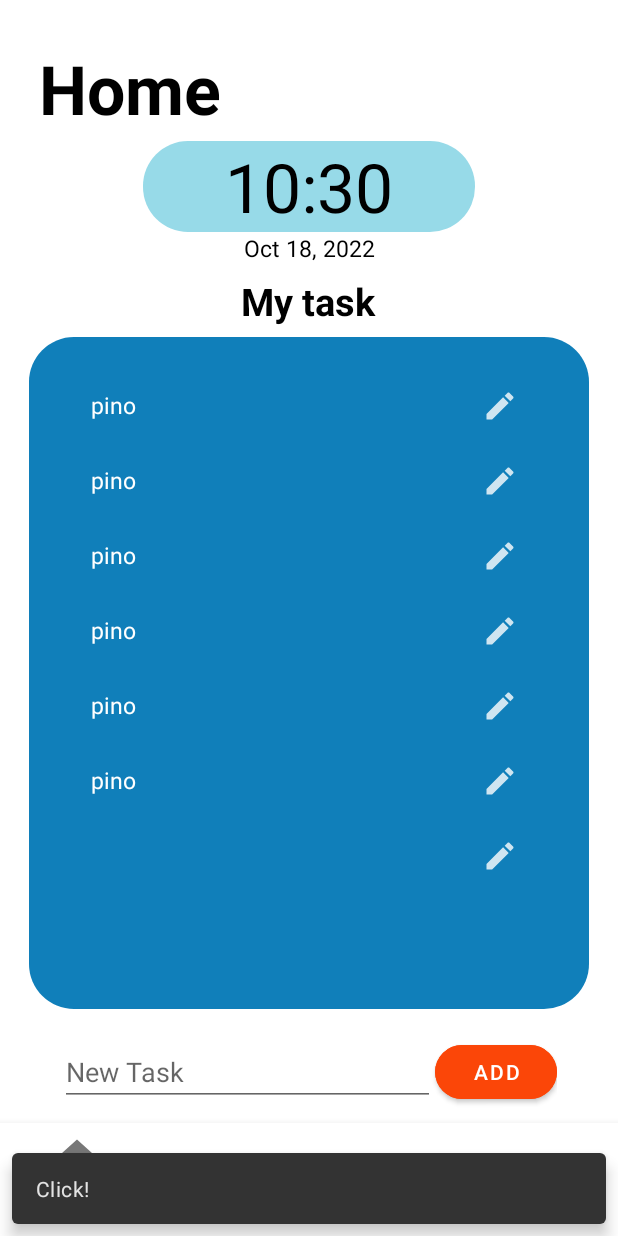
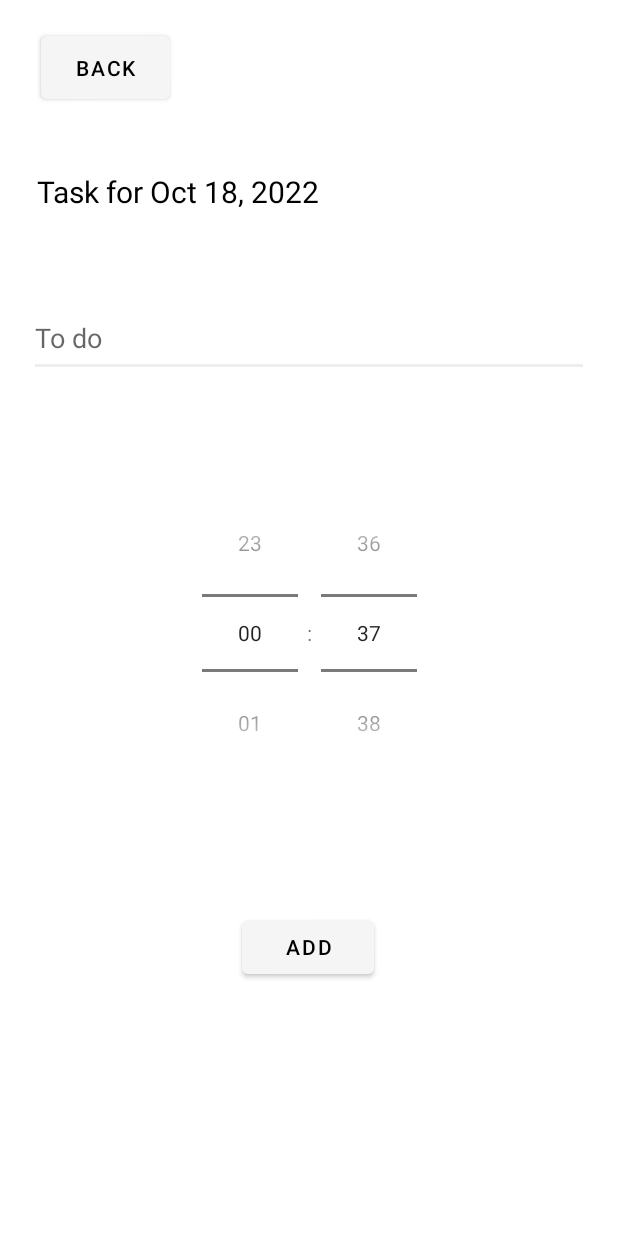
Before and after one commit to EndriSefaa/OrganizD, an Android app: the screen it shows after launch (MainActivity before the commit, AddActivity after it), after a tap on "ADD", on a phone screen of 412 x 824 dp. Run offline under Robolectric (Android 15) with nearby library versions, the phone set to English and light mode, and no system bars; our stand-ins replace Dagger/Hilt's generated code, Room's generated code; 1 other tap on this screen came first.

Commit message:
ViewModel + Add Task

```diff
--- /dev/null
+++ b/app/src/main/java/com/example/organizd/AddActivity.kt
@@ -0,0 +1,28 @@
+package com.example.organizd
+
+import androidx.appcompat.app.AppCompatActivity
+import android.os.Bundle
+import android.widget.Button
+import android.widget.TextView
+import android.widget.TimePicker
+import androidx.databinding.DataBindingUtil
+import com.example.organizd.databinding.ActivityAddBinding
+
+class AddActivity : AppCompatActivity() {
+    override fun onCreate(savedInstanceState: Bundle?) {
+        super.onCreate(savedInstanceState)
+        setContentView(R.layout.activity_add)
+
+        val button: Button = findViewById(R.id.button2)
+        val timePicker: TimePicker = findViewById(R.id.timePicker1)
+        timePicker.setIs24HourView(true)
+        val text : TextView = findViewById(R.id.textView5)
+        val app = intent.getStringExtra("EXTRA_DATE")
+        text.setText("Task for " + app)
+
+        button.setOnClickListener {
+            finish()
+        }
+
+    }
+}
--- a/app/src/main/java/com/example/organizd/HomeFragment.kt
+++ b/app/src/main/java/com/example/organizd/HomeFragment.kt
@@ -1,14 +1,10 @@
 package com.example.organizd
 
+import android.content.Intent
 import android.os.Bundle
-import android.provider.ContactsContract
-import android.util.Log
 import android.view.LayoutInflater
 import android.view.View
 import android.view.ViewGroup
-import android.widget.LinearLayout
-import android.widget.ProgressBar
-import android.widget.TextView
 import android.widget.Toast
 import androidx.fragment.app.Fragment
 import androidx.recyclerview.widget.ItemTouchHelper
@@ -17,15 +13,7 @@ import androidx.recyclerview.widget.RecyclerView
 import com.example.organizd.Adapters.TasksListAdapter
 import com.example.organizd.databinding.FragmentHomeBinding
 import com.example.organizd.db.Task
-import com.google.android.exoplayer2.ExoPlayer
-import com.google.android.exoplayer2.MediaItem
-import com.google.android.exoplayer2.MediaMetadata
-import com.google.android.exoplayer2.Player
-import com.google.android.material.snackbar.Snackbar
-import java.text.DateFormat
-import java.text.SimpleDateFormat
 import java.time.LocalDate
-import java.time.LocalDateTime
 import java.time.format.DateTimeFormatter
 import java.time.format.FormatStyle
 
@@ -56,6 +44,32 @@ class HomeFragment : Fragment(R.layout.fragment_home) {
         val adapter = TasksListAdapter(tasksList)
         binding.recyclerView.adapter = adapter
         binding.recyclerView.layoutManager = LinearLayoutManager(requireContext())
+
+        binding.floatingActionButton.setOnClickListener {
+
+            val intent = Intent(requireContext(), AddActivity::class.java)
+            val currentDate = LocalDate.now()
+
+            val formatter = DateTimeFormatter.ofLocalizedDate(FormatStyle.MEDIUM)
+            val formattedDate = currentDate.format(formatter).toString()
+            intent.putExtra("EXTRA_DATE", formattedDate)
+
+            startActivity(intent)
+
+
+/*
+            val name = binding.etTask.text.toString()
+            val todo = Task(2, "", name, "")
+            println("tass sei bellissimo")
+            tasksList.add(todo)
+            //adapter.notifyDataSetChanged() non efficiente
+            adapter.notifyItemInserted(tasksList.size - 1)
+
+ */
+
+
+        }
+
         return view
 
     }
@@ -76,14 +90,6 @@ class HomeFragment : Fragment(R.layout.fragment_home) {
         binding.recyclerView.adapter = adapter
         binding.recyclerView.layoutManager = LinearLayoutManager(requireContext())
 
-        binding.floatingActionButton.setOnClickListener {
-            val name = binding.etTask.text.toString()
-            val todo = Task(2, "", name, "")
-            println("tass sei bellissimo")
-            tasksList.add(todo)
-            //adapter.notifyDataSetChanged() non efficiente
-            adapter.notifyItemInserted(tasksList.size - 1)
-        }
 
 
 
--- a/app/src/main/java/com/example/organizd/MusicApplication.kt
+++ b/app/src/main/java/com/example/organizd/MusicApplication.kt
@@ -2,6 +2,6 @@ package com.example.organizd
 
 import android.app.Application
 import dagger.hilt.android.HiltAndroidApp
+@HiltAndroidApp
 
-@HiltAndroidApp
 class MusicApplication : Application()
--- a/app/src/main/java/com/example/organizd/db/TaskDao.kt
+++ b/app/src/main/java/com/example/organizd/db/TaskDao.kt
@@ -8,7 +8,7 @@ import java.util.*
 @Dao
 interface TaskDao {
 
-    @Insert(onConflict = OnConflictStrategy.REPLACE)
+    @Insert(onConflict = OnConflictStrategy.IGNORE)
     suspend fun addTask(task: Task)
 
     @Query("SELECT * FROM task_table WHERE date = :date  ORDER BY  id ASC")
--- /dev/null
+++ b/app/src/main/res/layout/activity_add.xml
@@ -0,0 +1,75 @@
+<?xml version="1.0" encoding="utf-8"?>
+<androidx.constraintlayout.widget.ConstraintLayout xmlns:android="http://schemas.android.com/apk/res/android"
+    xmlns:app="http://schemas.android.com/apk/res-auto"
+    xmlns:tools="http://schemas.android.com/tools"
+    android:layout_width="match_parent"
+    android:layout_height="match_parent"
+    tools:context=".AddActivity">
+
+    <Button
+        android:id="@+id/button2"
+        android:layout_width="86dp"
+        android:layout_height="54dp"
+        android:text="Back"
+        android:textColor="@color/black"
+        app:layout_constraintBottom_toBottomOf="parent"
+        app:layout_constraintEnd_toEndOf="parent"
+        app:layout_constraintHorizontal_bias="0.083"
+        app:layout_constraintStart_toStartOf="parent"
+        app:layout_constraintTop_toTopOf="parent"
+        app:layout_constraintVertical_bias="0.023" />
+
+    <EditText
+        android:id="@+id/editTextTextPersonName"
+        android:layout_width="373dp"
+        android:layout_height="51dp"
+        android:ems="10"
+        android:hint="To do"
+
+        android:inputType="textPersonName"
+        app:layout_constraintBottom_toBottomOf="parent"
+        app:layout_constraintEnd_toEndOf="parent"
+        app:layout_constraintStart_toStartOf="parent"
+        app:layout_constraintTop_toTopOf="parent"
+        app:layout_constraintVertical_bias="0.259" />
+
+    <TimePicker
+        android:id="@+id/timePicker1"
+        android:layout_width="wrap_content"
+        android:layout_height="wrap_content"
+        android:layout_centerHorizontal="true"
+        android:timePickerMode="spinner"
+        app:layout_constraintBottom_toBottomOf="parent"
+        app:layout_constraintEnd_toEndOf="parent"
+        app:layout_constraintHorizontal_bias="0.5"
+        app:layout_constraintStart_toStartOf="parent"
+        app:layout_constraintTop_toBottomOf="@+id/editTextTextPersonName"
+        app:layout_constraintVertical_bias="0.18" />
+
+    <Button
+        android:id="@+id/button3"
+        android:layout_width="wrap_content"
+        android:layout_height="wrap_content"
+        android:text="Add"
+        android:textColor="@color/black"
+        app:layout_constraintBottom_toBottomOf="parent"
+        app:layout_constraintEnd_toEndOf="parent"
+        app:layout_constraintHorizontal_bias="0.498"
+        app:layout_constraintStart_toStartOf="parent"
+        app:layout_constraintTop_toTopOf="parent"
+        app:layout_constraintVertical_bias="0.783" />
+
+    <TextView
+        android:id="@+id/textView5"
+        android:layout_width="346dp"
+        android:layout_height="43dp"
+        android:text="TextView"
+        android:textColor="@color/black"
+        android:textSize="20dp"
+        app:layout_constraintBottom_toTopOf="@+id/editTextTextPersonName"
+        app:layout_constraintEnd_toEndOf="parent"
+        app:layout_constraintHorizontal_bias="0.372"
+        app:layout_constraintStart_toStartOf="parent"
+        app:layout_constraintTop_toTopOf="parent"
+        app:layout_constraintVertical_bias="0.729" />
+</androidx.constraintlayout.widget.ConstraintLayout>
--- a/app/src/main/res/layout/fragment_calendar.xml
+++ b/app/src/main/res/layout/fragment_calendar.xml
@@ -40,7 +40,7 @@
         android:id="@+id/textView6"
         android:layout_width="wrap_content"
         android:layout_height="wrap_content"
-        android:text="Task of:"
+        android:text="Tasks of:"
         android:textColor="@color/black"
         android:textSize="20dp"
         app:layout_constraintBottom_toBottomOf="parent"
--- a/build.gradle
+++ b/build.gradle
@@ -5,12 +5,14 @@ buildscript {
     dependencies {
         classpath 'com.google.gms:google-services:4.3.14'
         classpath 'com.google.dagger:hilt-android-gradle-plugin:2.44'
+
+        classpath 'androidx.navigation.safeargs.kotlin:androidx.navigation.safeargs.kotlin.gradle.plugin:2.5.2'
     }
 }// Top-level build file where you can add configuration options common to all sub-projects/modules.
 plugins {
     id 'com.android.application' version '7.2.2' apply false
     id 'com.android.library' version '7.2.2' apply false
-    id 'org.jetbrains.kotlin.android' version '1.6.10' apply false
+    id 'org.jetbrains.kotlin.android' version '1.7.10' apply false
 }
 
 task clean(type: Delete) {
```
Also changed, not shown: app/build.gradle (+4 -4 lines), app/src/main/AndroidManifest.xml (+9 -4 lines), app/src/main/java/com/example/organizd/CalendarFragment.kt (+19 -3 lines), app/src/main/java/com/example/organizd/ViewModels/TaskViewModel.kt (added, +29 -0 lines).
